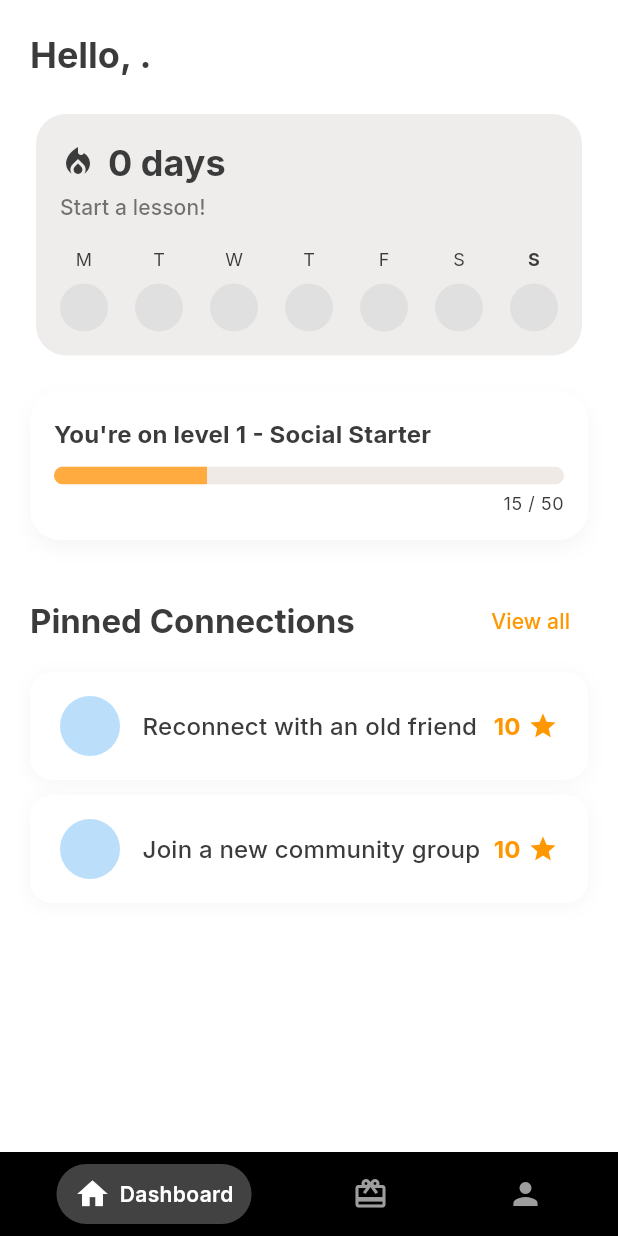
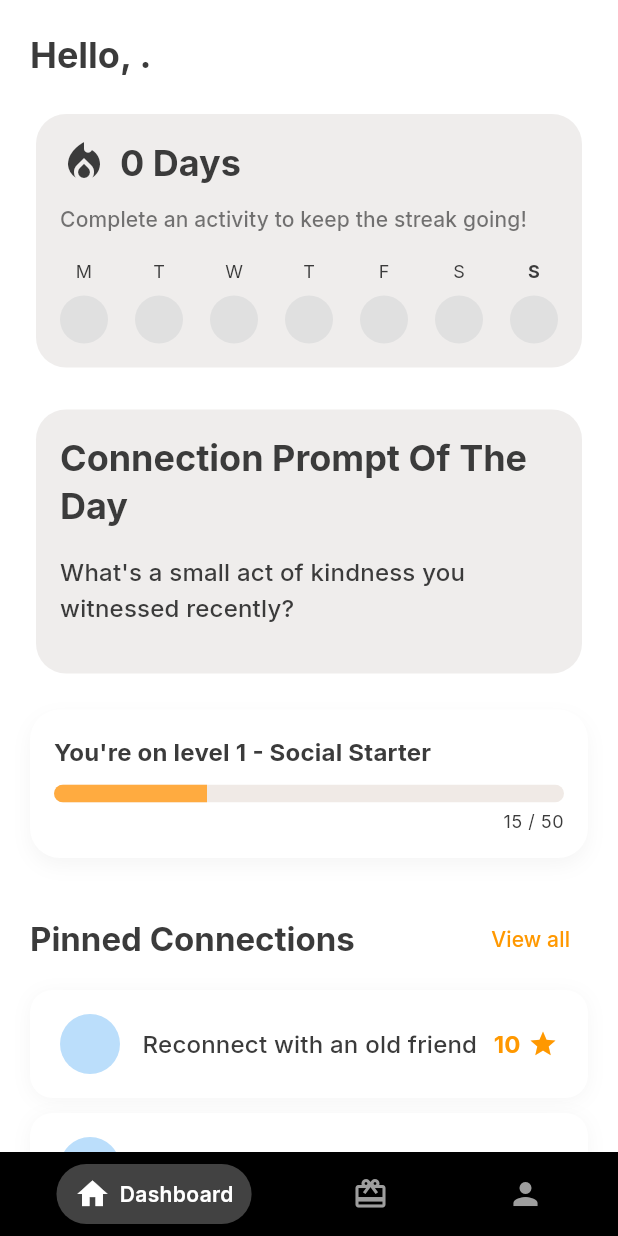
Before and after one commit to orya-ai/v3, a Flutter app: the DashboardPage screen opened by its route, on a phone screen of 412 x 824 dp. Run offline on Flutter 3.47's test engine with Material 3 defaults, Android fonts, the phone set to English and light mode, and no system bars; our stand-ins replace cloud_firestore, firebase_auth, firebase_core, flutter_riverpod, go_router, google_fonts; accounts and stored records are empty.

Commit message:
streak working and ui improved

```diff
--- a/lib/features/dashboard/presentation/dashboard_page.dart
+++ b/lib/features/dashboard/presentation/dashboard_page.dart
@@ -67,6 +67,8 @@ class _DashboardPageState extends ConsumerState<DashboardPage> {
             const SizedBox(height: 20),
             _buildGamificationArea(context),
             const SizedBox(height: 20),
+            _buildTodaysConnectionPrompt(context),
+            const SizedBox(height: 20),
             _buildProgressSection(context),
             const SizedBox(height: 30),
             _buildPinnedSection(context),
@@ -109,10 +111,10 @@ class _DashboardPageState extends ConsumerState<DashboardPage> {
           children: [
             Row(
               children: [
-                Icon(Icons.local_fire_department, color: AppTheme.primaryTextColor, size: 24),
+                Icon(Icons.local_fire_department, color: AppTheme.primaryTextColor, size: 32),
                 const SizedBox(width: 8),
                 Text(
-                  '${gamificationState.streakCount} days',
+                  '${gamificationState.streakCount} Days',
                   style: Theme.of(context).textTheme.headlineSmall?.copyWith(
                         color: AppTheme.primaryTextColor,
                         fontWeight: FontWeight.bold,
@@ -120,9 +122,9 @@ class _DashboardPageState extends ConsumerState<DashboardPage> {
                 ),
               ],
             ),
-            const SizedBox(height: 4),
+            const SizedBox(height: 12),
             Text(
-              'Start a lesson!',
+              'Complete an activity to keep the streak going!',
               style: Theme.of(context).textTheme.titleSmall?.copyWith(
                     color: AppTheme.primaryTextColor.withOpacity(0.7),
                   ),
@@ -134,6 +136,42 @@ class _DashboardPageState extends ConsumerState<DashboardPage> {
                 return _buildDayIndicator(days[index], gamificationState.weeklyProgress[index], index);
               }),
             ),
+          ],
+        ),
+      ),
+    );
+  }
+
+  Widget _buildTodaysConnectionPrompt(BuildContext context) {
+    // In a real app, you'd fetch this from a service or have a list.
+    const String currentPrompt =
+        "What's a small act of kindness you witnessed recently?";
+
+    return Card(
+      shape: RoundedRectangleBorder(borderRadius: BorderRadius.circular(20)),
+      color: AppTheme.primaryBackgroundColor,
+      elevation: 0,
+      child: Padding(
+        padding: const EdgeInsets.all(16.0),
+        child: Column(
+          crossAxisAlignment: CrossAxisAlignment.start,
+          children: [
+            Text(
+              'Connection Prompt Of The Day',
+                      style: Theme.of(context).textTheme.headlineSmall?.copyWith(
+                        color: AppTheme.primaryTextColor,
+                        fontWeight: FontWeight.bold,
+                      ),
+            ),
+            const SizedBox(height: 16),
+            Text(
+              currentPrompt,
+              style: Theme.of(context).textTheme.titleMedium?.copyWith(
+                    color: AppTheme.primaryTextColor,
+                  ),
+            ),
+            const SizedBox(height: 16),
+
           ],
         ),
       ),
```
